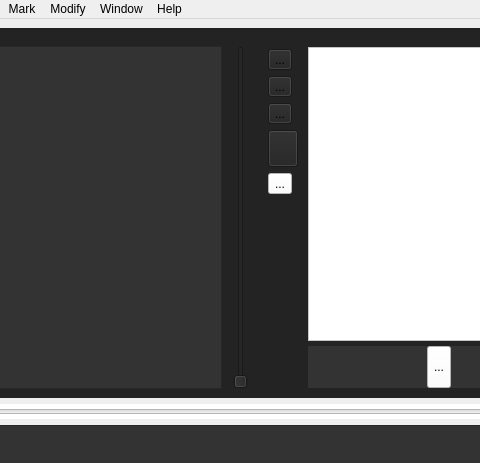
Qt form src/videoeditor.ui (vrushank-agrawal/CSE201-VCREST-) before a commit; both pictures show x 211 to 691 and y 0 to 463 of the 1067 by 619 pixel window.
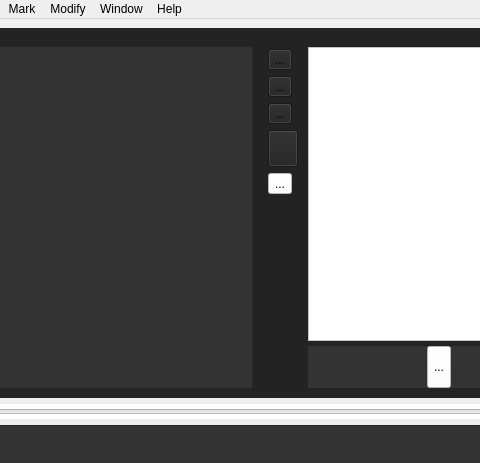
The same form after that commit. Icons and pictures are not drawn. Custom widgets are drawn as their Qt base class.

Commit message: change implementation of blurSlider and fix resetImage

What changed in the file:
```diff
--- a/src/videoeditor.ui
+++ b/src/videoeditor.ui
@@ -115,16 +115,6 @@
             </property>
            </widget>
           </item>
-          <item>
-           <widget class="QSlider" name="blurSlider">
-            <property name="styleSheet">
-             <string notr="true">padding: 5px;</string>
-            </property>
-            <property name="orientation">
-             <enum>Qt::Vertical</enum>
-            </property>
-           </widget>
-          </item>
          </layout>
         </widget>
        </item>
```
Left out of the diff: 5 changed lines with no effect on the pictures. The commit also changes 4 other files.
